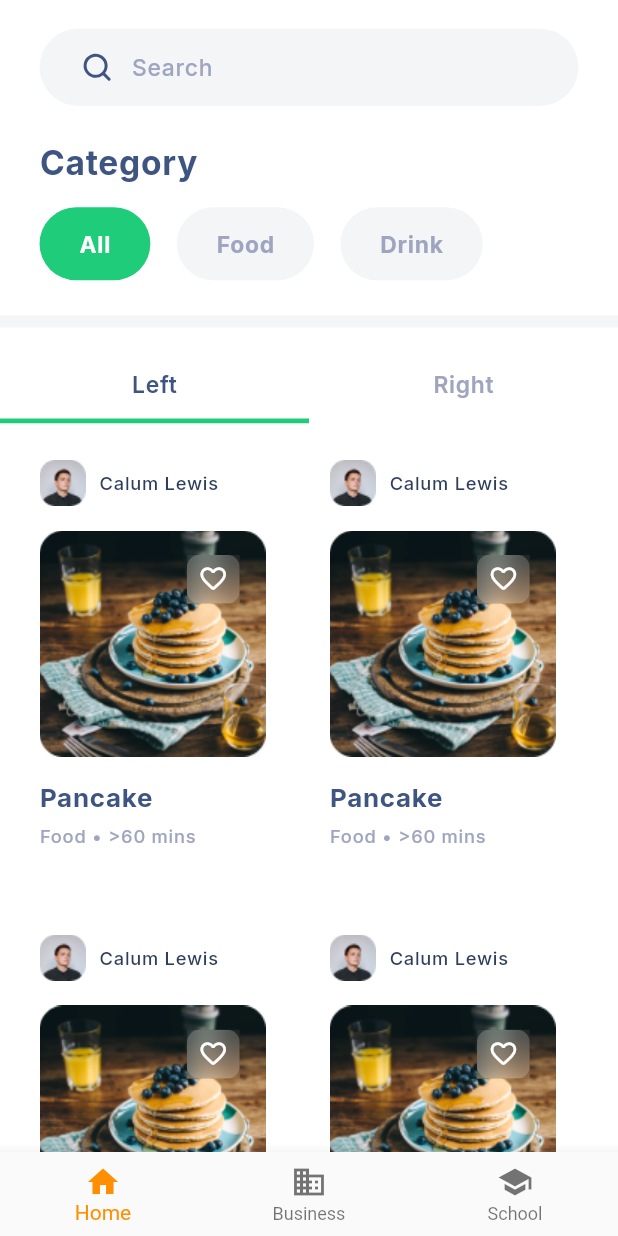
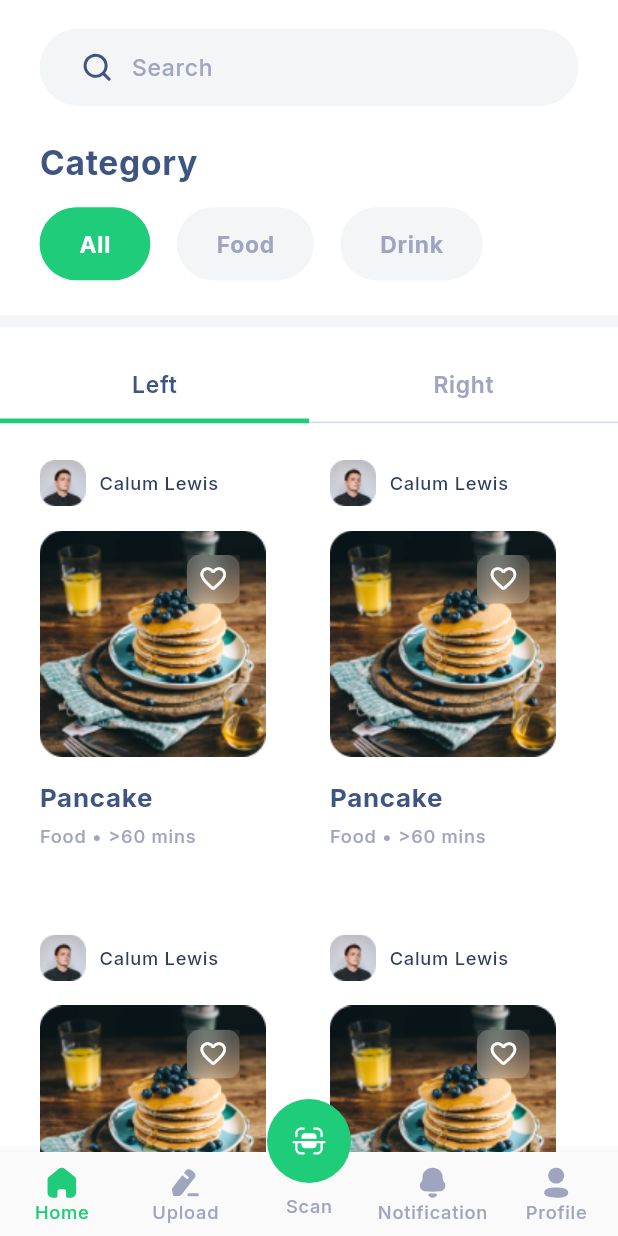
Before and after one commit to applevinc/chefio_recipe_app, a Flutter app: the BottomNavBar screen opened directly, on a phone screen of 412 x 824 dp. Run offline on Flutter 3.47's test engine with Material 2 defaults, Android fonts, the phone set to English and light mode, and no system bars; our stand-ins replace flutter_screenutil, flutter_svg, google_fonts, pin_code_fields.

Commit message:
added bottom nav bar

```diff
--- a/lib/src/core/assets/icons.dart
+++ b/lib/src/core/assets/icons.dart
@@ -7,4 +7,10 @@ class AppIcons {
   static const String unCheck = 'assets/icons/uncheck.svg';
   static const String search = 'assets/icons/search.svg';
   static const String scan = 'assets/icons/scan.svg';
+  static const String closeCircle = 'assets/icons/close-circle.svg';
+  static const String filter = 'assets/icons/filter.svg';
+  static const String home = 'assets/icons/home.svg';
+  static const String notification = 'assets/icons/notification.svg';
+  static const String profile = 'assets/icons/profile.svg';
+  static const String upload = 'assets/icons/upload.svg';
 }
--- a/lib/src/view/auth/screens/sign_in.dart
+++ b/lib/src/view/auth/screens/sign_in.dart
@@ -5,7 +5,6 @@ import 'package:chefio_recipe_app/src/core/widgets/textfield.dart';
 import 'package:chefio_recipe_app/src/view/auth/screens/forgot_password.dart';
 import 'package:chefio_recipe_app/src/view/auth/screens/sign_up.dart';
 import 'package:chefio_recipe_app/src/view/bottom_nav_bar/bottom_nav_bar.dart';
-import 'package:chefio_recipe_app/src/view/home/screens/home.dart';
 import 'package:flutter/material.dart';
 import 'package:flutter_screenutil/flutter_screenutil.dart';
 
--- a/lib/src/view/bottom_nav_bar/bottom_nav_bar.dart
+++ b/lib/src/view/bottom_nav_bar/bottom_nav_bar.dart
@@ -1,5 +1,13 @@
+import 'package:chefio_recipe_app/src/core/assets/icons.dart';
+import 'package:chefio_recipe_app/src/core/theme/colors.dart';
 import 'package:chefio_recipe_app/src/view/home/screens/home.dart';
+import 'package:chefio_recipe_app/src/view/notification/notification.dart';
+import 'package:chefio_recipe_app/src/view/profile/profile.dart';
+import 'package:chefio_recipe_app/src/view/scan/scan.dart';
+import 'package:chefio_recipe_app/src/view/upload/upload.dart';
 import 'package:flutter/material.dart';
+import 'package:flutter_svg/flutter_svg.dart';
+import 'package:flutter_screenutil/flutter_screenutil.dart';
 
 class BottomNavBar extends StatefulWidget {
   const BottomNavBar({Key? key}) : super(key: key);
@@ -10,19 +18,13 @@ class BottomNavBar extends StatefulWidget {
 
 class _BottomNavBarState extends State<BottomNavBar> {
   int _selectedIndex = 0;
-  static const TextStyle optionStyle =
-      TextStyle(fontSize: 30, fontWeight: FontWeight.bold);
 
   static const List<Widget> _pages = <Widget>[
     HomeScreen(),
-    Text(
-      'Index 1: Business',
-      style: optionStyle,
-    ),
-    Text(
-      'Index 2: School',
-      style: optionStyle,
-    ),
+    UploadScreen(),
+    ScanScreen(),
+    NotificationsScreen(),
+    ProfileScreen(),
   ];
 
   void _onItemTapped(int index) {
@@ -36,23 +38,78 @@ class _BottomNavBarState extends State<BottomNavBar> {
     return Scaffold(
       body: _pages.elementAt(_selectedIndex),
       bottomNavigationBar: BottomNavigationBar(
-        items: const <BottomNavigationBarItem>[
+        currentIndex: _selectedIndex,
+        type: BottomNavigationBarType.fixed,
+        selectedLabelStyle: Theme.of(context)
+            .textTheme
+            .bodyText1!
+            .copyWith(fontSize: 12.sp, color: AppColors.primary),
+        unselectedLabelStyle:
+            Theme.of(context).textTheme.bodyText1!.copyWith(fontSize: 12.sp),
+        selectedItemColor: AppColors.primary,
+        unselectedItemColor: AppColors.secondaryText,
+        selectedIconTheme: const IconThemeData(color: AppColors.primary),
+        unselectedIconTheme: const IconThemeData(color: AppColors.secondaryText),
+        onTap: _onItemTapped,
+        items: <BottomNavigationBarItem>[
           BottomNavigationBarItem(
-            icon: Icon(Icons.home),
+            icon: SvgPicture.asset(
+              AppIcons.home,
+              color: _selectedIndex == 0 ? AppColors.primary : AppColors.secondaryText,
+            ),
             label: 'Home',
           ),
           BottomNavigationBarItem(
-            icon: Icon(Icons.business),
-            label: 'Business',
+            icon: SvgPicture.asset(
+              AppIcons.upload,
+              color: _selectedIndex == 1 ? AppColors.primary : AppColors.secondaryText,
+            ),
+            label: 'Upload',
+          ),
+          const BottomNavigationBarItem(
+            icon: SizedBox.shrink(),
+            label: '',
           ),
           BottomNavigationBarItem(
-            icon: Icon(Icons.school),
-            label: 'School',
+            icon: SvgPicture.asset(
+              AppIcons.notification,
+              color: _selectedIndex == 3 ? AppColors.primary : AppColors.secondaryText,
+            ),
+            label: 'Notification',
+          ),
+          BottomNavigationBarItem(
+            icon: SvgPicture.asset(
+              AppIcons.profile,
+              color: _selectedIndex == 4 ? AppColors.primary : AppColors.secondaryText,
+            ),
+            label: 'Profile',
           ),
         ],
-        currentIndex: _selectedIndex,
-        selectedItemColor: Colors.amber[800],
-        onTap: _onItemTapped,
+      ),
+      floatingActionButtonLocation: FloatingActionButtonLocation.centerDocked,
+      floatingActionButton: Column(
+        mainAxisAlignment: MainAxisAlignment.end,
+        children: [
+          FloatingActionButton(
+            backgroundColor: AppColors.primary,
+            elevation: 0.0,
+            child: SvgPicture.asset(AppIcons.scan),
+            onPressed: () {
+              Navigator.push(
+                context,
+                MaterialPageRoute(
+                  builder: (_) => const ScanScreen(),
+                ),
+              );
+            },
+          ),
+          SizedBox(height: 8.h),
+          Text(
+            'Scan',
+            style: Theme.of(context).textTheme.bodyText1!.copyWith(fontSize: 12.sp),
+          ),
+          SizedBox(height: 12.h),
+        ],
       ),
     );
   }
--- a/lib/src/view/home/components/appbar.dart
+++ b/lib/src/view/home/components/appbar.dart
@@ -36,9 +36,10 @@ class HomeAppBar extends StatelessWidget implements PreferredSizeWidget {
                   alignment: Alignment.centerLeft,
                   child: Text(
                     'Category',
-                    style: Theme.of(context).textTheme.headline6!.copyWith(
-                      color: AppColors.headlineText
-                    ),
+                    style: Theme.of(context)
+                        .textTheme
+                        .headline6!
+                        .copyWith(color: AppColors.headlineText),
                   ),
                 ),
                 SizedBox(height: 16.h),
@@ -54,20 +55,54 @@ class HomeAppBar extends StatelessWidget implements PreferredSizeWidget {
           ),
         ],
       ),
-      bottom: TabBar(
+      bottom: const _CustomTabbar(),
+    );
+  }
+}
+
+class _CustomTabbar extends StatelessWidget implements PreferredSizeWidget {
+  const _CustomTabbar({
+    Key? key,
+  }) : super(key: key);
+
+  @override
+  Size get preferredSize => Size.fromHeight(38.h);
+
+  @override
+  Widget build(BuildContext context) {
+    return Stack(
+      children: [
+        Positioned.fill(
+          child: Container(
+            decoration: BoxDecoration(
+              border: Border(
+                bottom: BorderSide(
+                  color: AppColors.outline,
+                  width: 1.h,
+                ),
+              ),
+            ),
+          ),
+        ),
+        TabBar(
           labelColor: const Color(0xff3e5481),
-        labelStyle:
-            Theme.of(context).textTheme.bodyText1!.copyWith(fontWeight: FontWeight.w600),
+          labelStyle: Theme.of(context)
+              .textTheme
+              .bodyText1!
+              .copyWith(fontWeight: FontWeight.w600),
           unselectedLabelColor: AppColors.secondaryText,
-        unselectedLabelStyle:
-            Theme.of(context).textTheme.bodyText1!.copyWith(fontWeight: FontWeight.w600),
+          unselectedLabelStyle: Theme.of(context)
+              .textTheme
+              .bodyText1!
+              .copyWith(fontWeight: FontWeight.w600),
           indicatorColor: AppColors.primary,
           indicatorWeight: 3.h,
           tabs: const [
             Tab(text: 'Left'),
             Tab(text: 'Right'),
           ],
-      ),
+        )
+      ],
     );
   }
 }
--- /dev/null
+++ b/lib/src/view/notification/notification.dart
@@ -0,0 +1,12 @@
+import 'package:flutter/material.dart';
+
+class NotificationsScreen extends StatelessWidget {
+  const NotificationsScreen({ Key? key }) : super(key: key);
+
+  @override
+  Widget build(BuildContext context) {
+    return const Center(
+      child: Text('Notifications'),
+    );
+  }
+}
--- /dev/null
+++ b/lib/src/view/profile/profile.dart
@@ -0,0 +1,12 @@
+import 'package:flutter/material.dart';
+
+class ProfileScreen extends StatelessWidget {
+  const ProfileScreen({Key? key}) : super(key: key);
+
+  @override
+  Widget build(BuildContext context) {
+    return const Center(
+      child: Text('Profile'),
+    );
+  }
+}
--- /dev/null
+++ b/lib/src/view/scan/scan.dart
@@ -0,0 +1,12 @@
+import 'package:flutter/material.dart';
+
+class ScanScreen extends StatelessWidget {
+  const ScanScreen({ Key? key }) : super(key: key);
+
+  @override
+  Widget build(BuildContext context) {
+    return const Center(
+      child: Text('Scan'),
+    );
+  }
+}
--- /dev/null
+++ b/lib/src/view/upload/upload.dart
@@ -0,0 +1,12 @@
+import 'package:flutter/material.dart';
+
+class UploadScreen extends StatelessWidget {
+  const UploadScreen({Key? key}) : super(key: key);
+
+  @override
+  Widget build(BuildContext context) {
+    return const Center(
+      child: Text('Upload'),
+    );
+  }
+}
```
Lines whose indentation alone changed are shown as unchanged.
